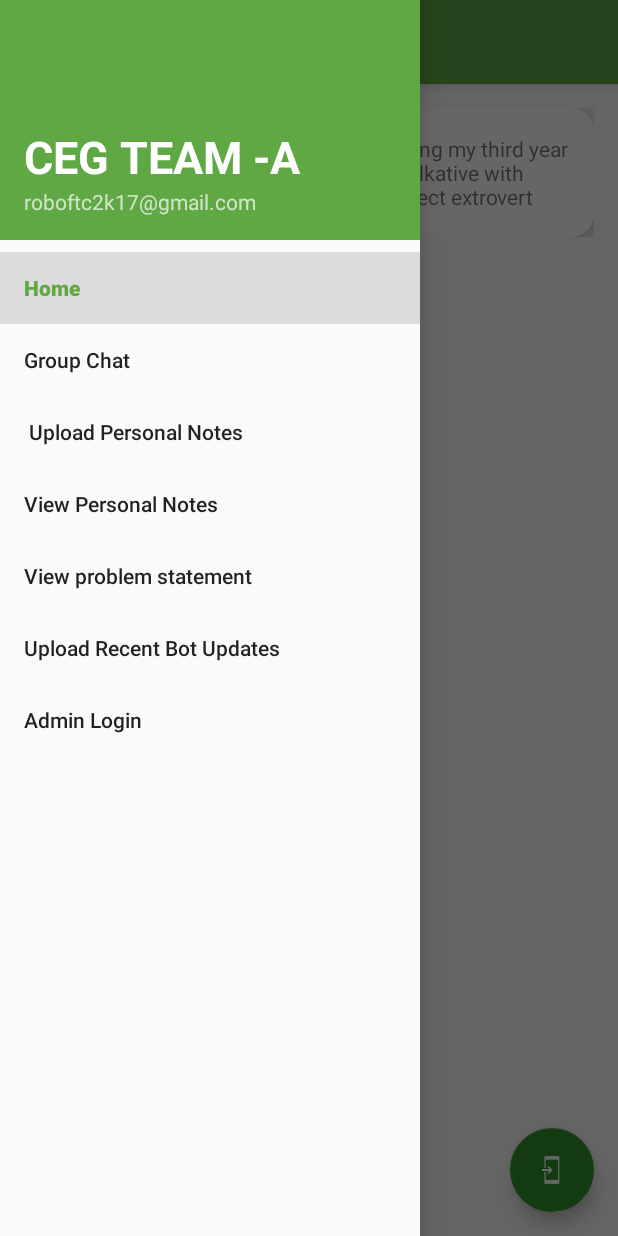
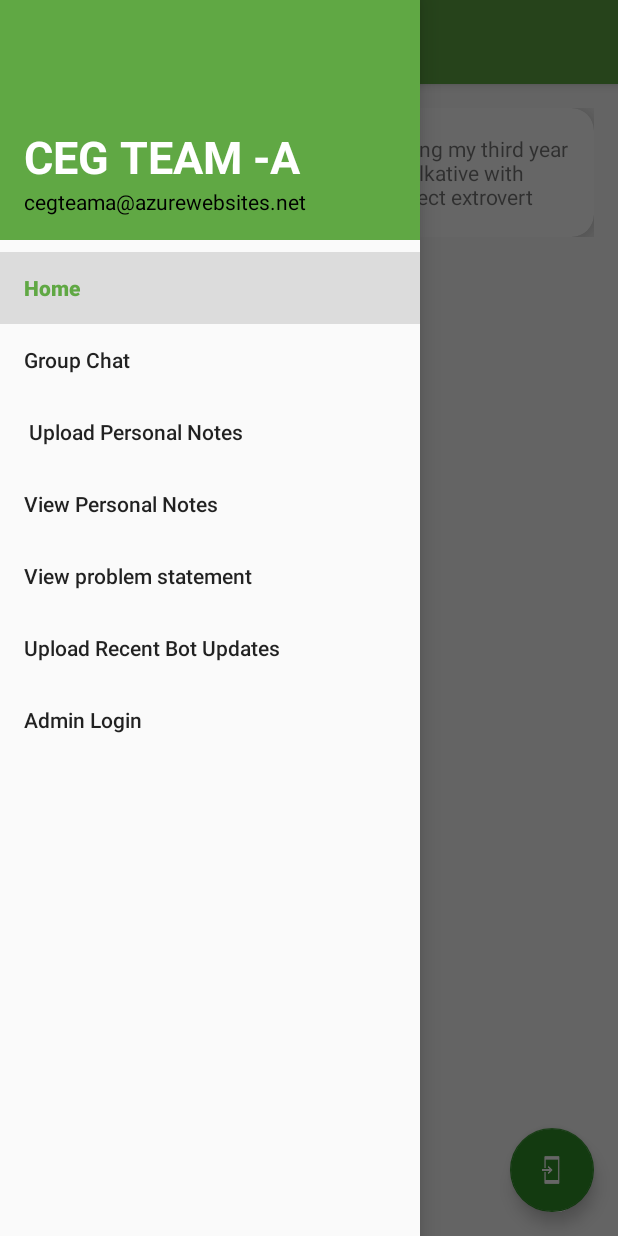
Before and after one commit to SangameswaranRS/ftccegteamasanga, an Android app: the MainActivity screen opened directly, with no data from a screen before it, with the side drawer open, on a phone screen of 412 x 824 dp. Run offline under Robolectric (Android 15) with nearby library versions, the phone set to English and light mode, and no system bars; our stand-ins replace Firebase (no records; nobody signed in at launch, a user with empty details on screens opened directly); 2 statements that could not run were skipped.

```diff
--- a/app/build.gradle
+++ b/app/build.gradle
@@ -32,6 +32,7 @@ dependencies {
     compile 'com.google.firebase:firebase-storage:10.2.0'
     compile 'com.google.firebase:firebase-auth:10.2.0'
     compile 'com.github.bumptech.glide:glide:3.7.0'
+    compile 'com.wrapp.floatlabelededittext:library:0.0.6'
     testCompile 'junit:junit:4.12'
     compile 'com.google.android.gms:play-services-maps:10.2.0'
 }
--- a/app/src/main/java/com/example/sangameswaran/ftccegteam_a/MainActivity.java
+++ b/app/src/main/java/com/example/sangameswaran/ftccegteam_a/MainActivity.java
@@ -41,6 +41,7 @@ public class MainActivity extends AppCompatActivity
     RecyclerView.Adapter adapter;
     RecyclerView.LayoutManager manager;
     ArrayList<IntroModelClass> setter=new ArrayList<>();
+    String b1;
 
     //ImageView im;
     ProgressDialog dialog;
@@ -64,12 +65,19 @@ public class MainActivity extends AppCompatActivity
         setter.add(modelClass);
         recyclerView=(RecyclerView)findViewById(R.id.introrecyclerview);
 
+
+
         manager=new LinearLayoutManager(this);
         recyclerView.setLayoutManager(manager);
         adapter=new IntroRecyclerViewAdapter(setter);
         recyclerView.setAdapter(adapter);
+
         recyclerView.setHasFixedSize(true);
 
+        SharedPreferences sp1=getSharedPreferences("myLoginid",MODE_PRIVATE);
+         b1=sp1.getString("myID","Login please");
+        DatabaseReference flagCheck=FirebaseDatabase.getInstance().getReference("login_flag_"+b1);
+        flagCheck.setValue("1");
 
 
 
@@ -129,6 +137,9 @@ public class MainActivity extends AppCompatActivity
             alertdialog.setPositiveButton("Yes,Exit", new DialogInterface.OnClickListener() {
                 @Override
                 public void onClick(DialogInterface dialog, int which) {
+                    DatabaseReference flagCheck=FirebaseDatabase.getInstance().getReference("login_flag_"+b1);
+                    flagCheck.setValue("0");
+
                     finishAffinity();
 
                 }
--- a/app/src/main/res/layout/nav_header_main.xml
+++ b/app/src/main/res/layout/nav_header_main.xml
@@ -27,6 +27,7 @@
         android:id="@+id/textView"
         android:layout_width="wrap_content"
         android:layout_height="wrap_content"
-        android:text="roboftc2k17@gmail.com" />
+        android:textColor="@color/Ooo"
+        android:text="cegteama@azurewebsites.net" />
 
 </LinearLayout>
```
Also changed, not shown: app/src/main/java/com/example/sangameswaran/ftccegteam_a/LoginCommonActivity.java (+36 -7 lines).
